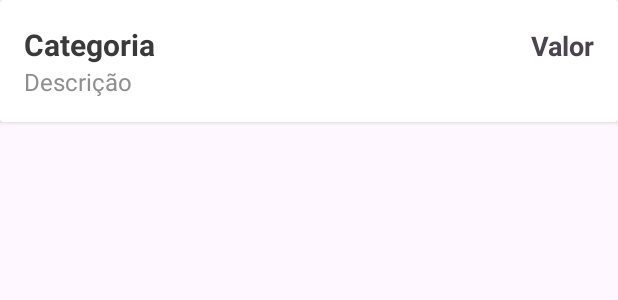
After one commit to KrodrigoDev/PoupaMais, an Android app: the layout adapter_lista_movimentacao.xml on its own in the app's theme, with its tools: preview values and no code run, on a phone screen of 412 x 824 dp. The commit adds this screen. Shown: the top 300 px of the screen. Run offline under Robolectric (Android 15) with nearby library versions, the phone set to English and light mode, and no system bars.

Commit message:
30/09/2023

```diff
--- a/app/src/main/java/krodrigodev/com/br/poupamais/modeldao/UsuarioDao.java
+++ b/app/src/main/java/krodrigodev/com/br/poupamais/modeldao/UsuarioDao.java
@@ -5,7 +5,6 @@ import android.content.ContentValues;
 import android.content.Context;
 import android.database.Cursor;
 import android.database.sqlite.SQLiteDatabase;
-import android.util.Log;
 
 import krodrigodev.com.br.poupamais.conexao.BancoDados;
 import krodrigodev.com.br.poupamais.controller.EncriptaMD5;
@@ -62,8 +61,6 @@ public class UsuarioDao {
                     int idUsuario = cursor.getInt(idIndex);
                     String nomeUsuario = cursor.getString(nomeIndex);
 
-                    Log.d("Nome usuário","Recuperado" + nomeUsuario);
-
                     // pegando o id e o nome do usuário após o login
                     UsuarioLogado.setNomeUsuarioLogado(nomeUsuario);
                     UsuarioLogado.setIdUsuarioLogado(idUsuario);
--- a/app/src/main/res/layout/activity_adicionar_despesa.xml
+++ b/app/src/main/res/layout/activity_adicionar_despesa.xml
@@ -22,6 +22,7 @@
             android:layout_width="50dp"
             android:layout_height="50dp"
             android:contentDescription="@string/voltar"
+            android:onClick="voltarD"
             android:src="@drawable/icon_voltar_esquerda_24" />
 
         <EditText
--- a/app/src/main/res/layout/activity_adicionar_lucro.xml
+++ b/app/src/main/res/layout/activity_adicionar_lucro.xml
@@ -23,6 +23,7 @@
             android:layout_width="50dp"
             android:layout_height="50dp"
             android:contentDescription="@string/voltar"
+            android:onClick="voltarL"
             android:src="@drawable/icon_voltar_esquerda_24" />
 
         <EditText
--- /dev/null
+++ b/app/src/main/res/layout/adapter_lista_movimentacao.xml
@@ -0,0 +1,54 @@
+<?xml version="1.0" encoding="utf-8"?>
+<androidx.cardview.widget.CardView xmlns:android="http://schemas.android.com/apk/res/android"
+    xmlns:app="http://schemas.android.com/apk/res-auto"
+    android:layout_width="match_parent"
+    android:layout_height="wrap_content"
+    android:elevation="10dp"
+    app:cardBackgroundColor="@color/white">
+
+
+    <LinearLayout
+        android:layout_width="match_parent"
+        android:layout_height="wrap_content"
+        android:layout_margin="16dp"
+        android:orientation="vertical">
+
+
+        <LinearLayout
+            android:layout_width="match_parent"
+            android:layout_height="match_parent"
+            android:orientation="horizontal">
+
+            <TextView
+                android:id="@+id/textCategoriaAdpter"
+                android:layout_width="wrap_content"
+                android:layout_height="wrap_content"
+                android:layout_weight="5"
+                android:text="@string/categoria"
+                android:textColor="@color/pretoDestaque"
+                android:textSize="20sp"
+                android:textStyle="bold" />
+
+            <TextView
+                android:id="@+id/textValorAdpter"
+                android:layout_width="wrap_content"
+                android:layout_height="wrap_content"
+                android:layout_weight="1"
+                android:gravity="end"
+                android:text="@string/valor"
+                android:textSize="18sp"
+                android:textStyle="bold" />
+
+        </LinearLayout>
+
+        <TextView
+            android:id="@+id/textDescricaoAdpter"
+            android:layout_width="match_parent"
+            android:layout_height="wrap_content"
+            android:text="@string/descri_o"
+            android:textColor="@color/cinzaEscuro"
+            android:textSize="16sp" />
+
+    </LinearLayout>
+
+</androidx.cardview.widget.CardView>
--- a/app/src/main/res/values/strings.xml
+++ b/app/src/main/res/values/strings.xml
@@ -44,6 +44,7 @@
     <string name="title_activity_principal">PrincipalActivity</string>
     <string name="poupa_mais">POUPA MAIS</string>
     <string name="icon_do_menu">Icon do menu</string>
+    <string name="valor">Valor</string>
     <string-array name="meses">
         <item>Janeiro</item>
         <item>Fevereiro</item>
```
Also changed, not shown: app/src/main/java/krodrigodev/com/br/poupamais/activity/AdicionarDespesa.java (+6 -1 lines), app/src/main/java/krodrigodev/com/br/poupamais/activity/AdicionarLucro.java (+7 -2 lines), app/src/main/java/krodrigodev/com/br/poupamais/activity/LoginActivity.java (+8 -3 lines), app/src/main/java/krodrigodev/com/br/poupamais/activity/PrincipalActivity.java (+45 -4 lines), app/src/main/java/krodrigodev/com/br/poupamais/adpter/AdpterMovimentacoes.java (added, +98 -0 lines), app/src/main/java/krodrigodev/com/br/poupamais/modeldao/MovimentacaoDao.java (+35 -0 lines).
